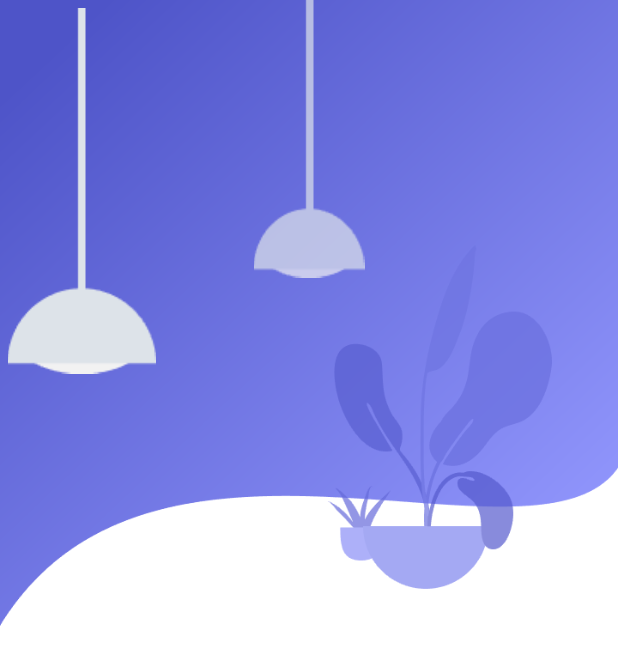
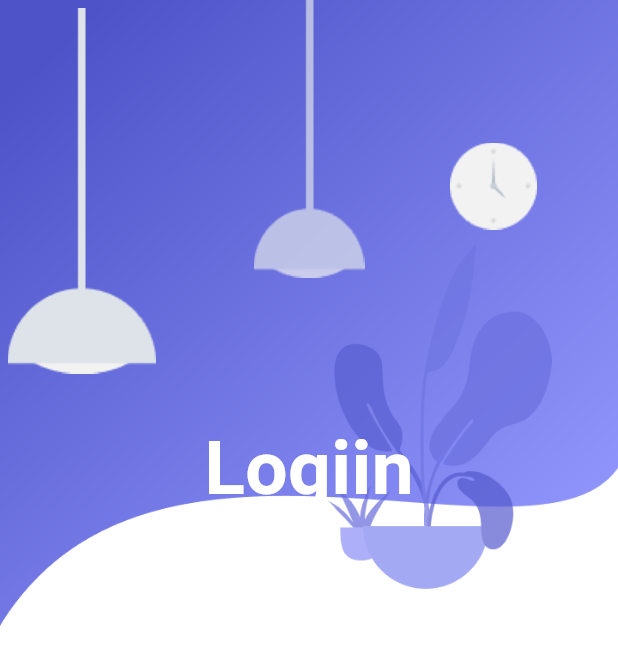
Before and after one commit to jefinbasheer/login_ui_design, a Flutter app: the screen it shows after launch, on a phone screen of 412 x 824 dp. Shown: the top 665 px of the screen. Run offline on Flutter 3.47's test engine with Material 3 defaults, Android fonts, the phone set to English and light mode, and no system bars; Roboto replaces fonts that are missing (birthdayDay).

Commit message:
designing the top ui in login page

```diff
--- a/login_page_1/lib/login.dart
+++ b/login_page_1/lib/login.dart
@@ -17,9 +17,25 @@ class Screenlogin extends StatelessWidget {
           Container(
               alignment: Alignment.topCenter,
               child: Image.asset('assests/images/light-2.png')),
-          Container(
-            padding:EdgeInsets.symmetric(horizontal: 120.0)
-            child: Image.asset('assests/images/clock.png'),
+          Padding(
+            padding: EdgeInsets.only(left: 300, top: 95),
+            child: Container(
+              child: Image.asset('assests/images/clock.png'),
+            ),
+          ),
+          Padding(
+            padding: EdgeInsets.only(bottom: 200),
+            child: Center(
+              child: Container(
+                  child: Text(
+                'Logiin',
+                style: TextStyle(
+                    color: Colors.white,
+                    fontFamily: AutofillHints.birthdayDay,
+                    fontSize: 50,
+                    fontWeight: FontWeight.bold),
+              )),
+            ),
           )
         ],
       )),
```
